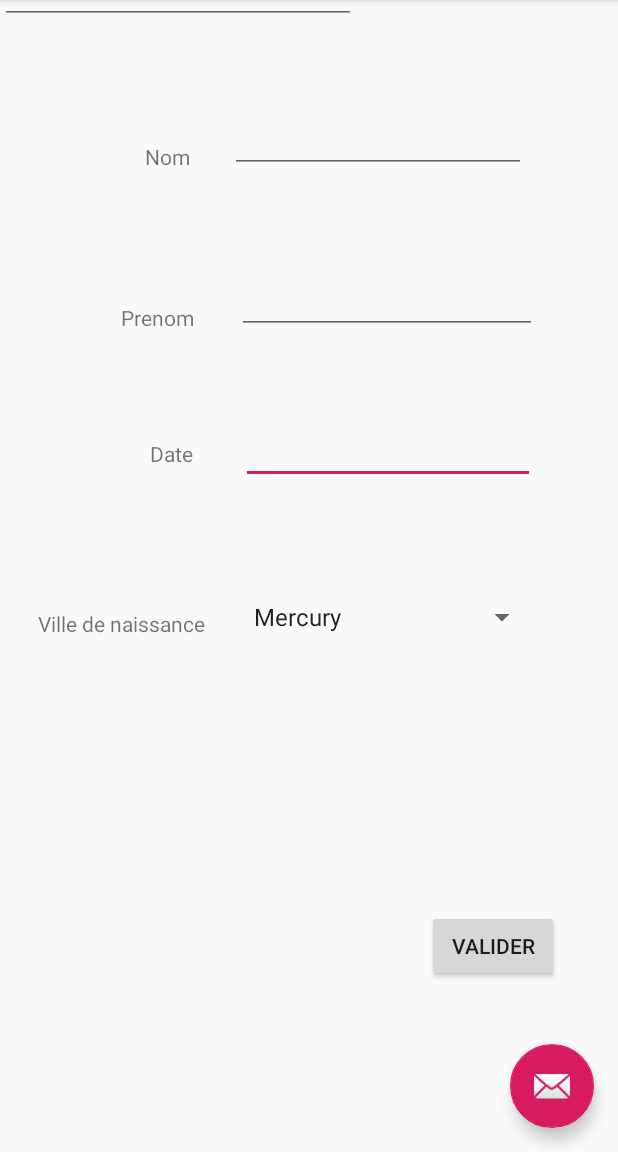
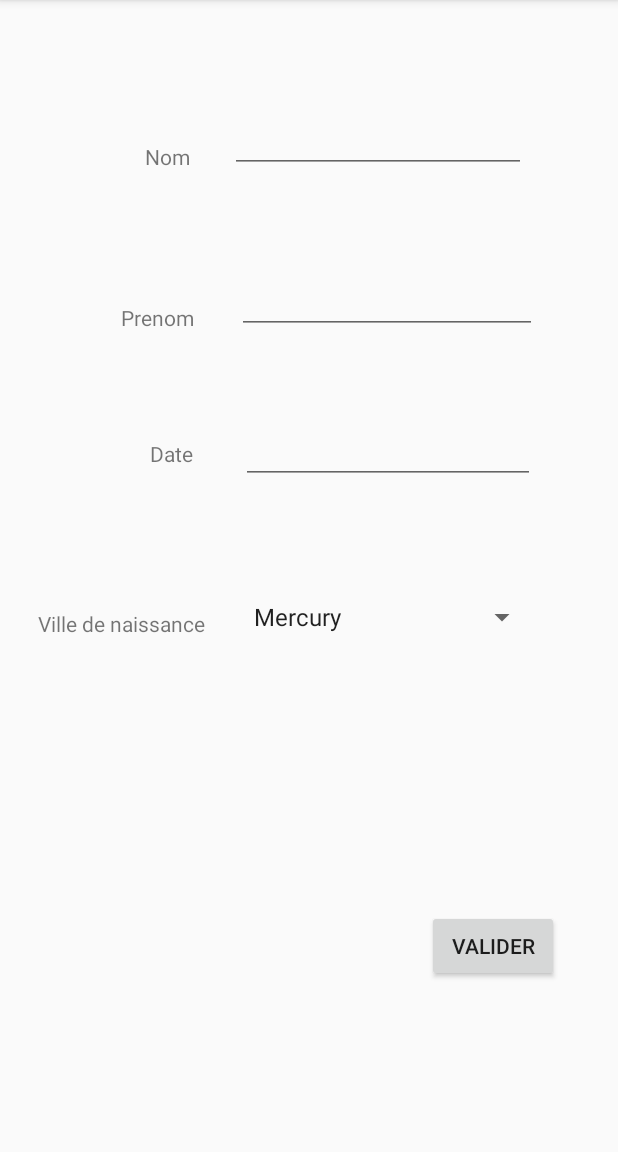
Before and after one commit to thomasguessant35/MathieuEtThomasMMM, an Android app: the screen it shows after launch (MainActivity), in the options menu, after a tap on "Réinitialiser", on a phone screen of 412 x 824 dp, the part 84-1236 px from its top. Run offline under Robolectric (Android 15) with nearby library versions, the phone set to English and light mode, and no system bars; our stand-ins replace ButterKnife.

Commit message:
V1 Question 1.4.
TODO : num tèl & reset & Question 1.2.

```diff
--- a/app/build.gradle
+++ b/app/build.gradle
@@ -35,4 +35,6 @@ dependencies {
     androidTestImplementation 'androidx.test.espresso:espresso-core:3.1.1'
     implementation 'com.jakewharton:butterknife:10.2.0'
     annotationProcessor 'com.jakewharton:butterknife-compiler:10.2.0'
+    implementation 'androidx.navigation:navigation-fragment:2.0.0'
+    implementation 'androidx.navigation:navigation-ui:2.1.0'
 }
--- /dev/null
+++ b/app/src/main/java/com/example/mathieuetthomas/Display.java
@@ -0,0 +1,64 @@
+    package com.example.mathieuetthomas;
+
+    import android.content.Context;
+    import android.net.Uri;
+    import android.os.Bundle;
+    import android.view.LayoutInflater;
+    import android.view.View;
+    import android.view.ViewGroup;
+    import android.widget.TextView;
+    import androidx.fragment.app.Fragment;
+    import butterknife.BindView;
+
+    public class Display extends Fragment {
+
+        private OnDisplayInteractionListener mListener;
+
+    public Display () {
+
+    }
+
+    @Override
+    public void onCreate(Bundle savedInstanceState) {
+        super.onCreate(savedInstanceState);
+    }
+
+    @Override
+    public View onCreateView(LayoutInflater inflater, ViewGroup container,
+                             Bundle savedInstanceState) {
+        View view = inflater.inflate(R.layout.fragment_display, container, false);
+        if (getArguments() != null) {
+            TextView nomSaisi = view.findViewById(R.id.displayNom);
+            TextView prenomSaisi = view.findViewById(R.id.displayPrenom);
+            TextView dateSaisie = view.findViewById(R.id.displayDateNaissance);
+            TextView villeSaisie = view.findViewById(R.id.displayVilleNaissance);
+            nomSaisi.setText(getArguments().getString("nomSaisi"));
+            prenomSaisi.setText(getArguments().getString("prenomSaisi"));
+            dateSaisie.setText(getArguments().getString("dateSaisie"));
+            villeSaisie.setText(getArguments().getString("villeSaisie"));
+        }
+        return view;
+    }
+
+    @Override
+    public void onAttach(Context context) {
+        super.onAttach(context);
+        if (context instanceof OnDisplayInteractionListener) {
+            mListener = (OnDisplayInteractionListener) context;
+        } else {
+            throw new RuntimeException(context.toString()
+                    + " must implement OnFragmentInteractionListener");
+        }
+    }
+
+    @Override
+    public void onDetach() {
+        super.onDetach();
+        mListener = null;
+    }
+
+    public interface OnDisplayInteractionListener {
+        // TODO: Update argument type and name
+        void onDisplayInteraction(Uri uri);
+    }
+}
--- /dev/null
+++ b/app/src/main/java/com/example/mathieuetthomas/Home.java
@@ -0,0 +1,87 @@
+package com.example.mathieuetthomas;
+
+import android.content.Context;
+import android.net.Uri;
+import android.os.Bundle;
+import android.view.LayoutInflater;
+import android.view.MenuItem;
+import android.view.View;
+import android.view.ViewGroup;
+import android.widget.Button;
+import android.widget.EditText;
+import android.widget.Spinner;
+
+import androidx.fragment.app.Fragment;
+
+import butterknife.BindView;
+
+public class Home extends Fragment {
+
+    private OnHomeInteractionListener mListener;
+    @BindView(R.id.editText2) EditText nomSaisi;
+    @BindView(R.id.editText3) EditText prenomSaisi;
+    @BindView(R.id.editText) EditText dateSaisie;
+    @BindView(R.id.editText4) Spinner villeSaisie;
+
+    @Override
+    public View onCreateView(LayoutInflater inflater, ViewGroup container,
+                             Bundle savedInstanceState) {
+        // Inflate the layout for this fragment
+        View v =  inflater.inflate(R.layout.fragment_home, container, false);
+        this.nomSaisi = v.findViewById(R.id.editText2);
+        this.prenomSaisi = v.findViewById(R.id.editText3);
+        this.dateSaisie = v.findViewById(R.id.editText);
+        this.villeSaisie = v.findViewById(R.id.editText4);
+        Button b = v.findViewById(R.id.button);
+        b.setOnClickListener(new View.OnClickListener() {
+            @Override
+            public void onClick(View view) {
+                onButtonPressed(null);
+            }
+        });
+
+        return v;
+    }
+
+    // TODO: Rename method, update argument and hook method into UI event
+    public void onButtonPressed(Uri uri) {
+        if (mListener != null) {
+            String nomSaisiString = this.nomSaisi.getText().toString();
+            String prenomSaisiString = this.prenomSaisi.getText().toString();
+            String dateSaisieString = this.dateSaisie.getText().toString();
+            String villeSaisie = this.villeSaisie.getSelectedItem().toString();
+            mListener.onHomeActivityInteraction(uri, nomSaisiString, prenomSaisiString, dateSaisieString, villeSaisie);
+        }
+    }
+
+    @Override
+    public void onAttach(Context context) {
+        super.onAttach(context);
+        if (context instanceof OnHomeInteractionListener) {
+            mListener = (OnHomeInteractionListener) context;
+        } else {
+            throw new RuntimeException(context.toString()
+                    + " must implement OnFragmentInteractionListener");
+        }
+    }
+
+    @Override
+    public boolean onOptionsItemSelected(MenuItem item) {
+        // Handle action bar item clicks here. The action bar will
+        // automatically handle clicks on the Home/Up button, so long
+        // as you specify a parent activity in AndroidManifest.xml.
+        int id = item.getItemId();
+
+        //noinspection SimplifiableIfStatement
+        if (id == R.id.action_settings) {
+            return true;
+        }
+
+        return super.onOptionsItemSelected(item);
+    }
+
+    public interface OnHomeInteractionListener {
+        // TODO: Update argument type and name
+        void onHomeActivityInteraction(Uri uri, String nomSaisi, String prenomSaisi, String dateSaisie, String villeSaisie);
+    }
+}
--- a/app/src/main/java/com/example/mathieuetthomas/MainActivity.java
+++ b/app/src/main/java/com/example/mathieuetthomas/MainActivity.java
@@ -1,61 +1,32 @@
 package com.example.mathieuetthomas;
 
-import android.content.Intent;
+import android.net.Uri;
 import android.os.Bundle;
 import android.text.InputType;
 import android.view.Menu;
 import android.view.MenuItem;
-import android.view.View;
 import android.view.ViewGroup;
 import android.widget.Button;
 import android.widget.EditText;
-import android.widget.Spinner;
 import android.widget.LinearLayout;
-import android.widget.TextView;
-import android.widget.Toast;
 
 import androidx.appcompat.app.AppCompatActivity;
-import androidx.appcompat.widget.Toolbar;
-
-import com.google.android.material.floatingactionbutton.FloatingActionButton;
-import com.google.android.material.snackbar.Snackbar;
+import androidx.navigation.NavController;
+import androidx.navigation.Navigation;
 
 import butterknife.BindView;
-import butterknife.ButterKnife;
-import butterknife.OnClick;
 
-public class MainActivity extends AppCompatActivity {
+public class MainActivity extends AppCompatActivity implements Home.OnHomeInteractionListener, Display.OnDisplayInteractionListener {
 
-    @BindView(R.id.textView2) TextView nom;
-    @BindView(R.id.textView) TextView prenom;
-    @BindView(R.id.textView4) TextView date;
-    @BindView(R.id.textView6) TextView ville_de_naissance;
-    @BindView(R.id.editText2) EditText nomSaisi;
-    public static final String NOM_SAISI = "com.example.mathieuetthomas.NOM_SAISI";
-    @BindView(R.id.editText3) EditText prenomSaisi;
-    public static final String PRENOM_SAISI = "com.example.mathieuetthomas.PRENOM_SAISI";
-    @BindView(R.id.editText) EditText dateSaisie;
-    public static final String DATE_SAISIE = "com.example.mathieuetthomas.DATE_SAISIE";
-    @BindView(R.id.editText4) Spinner villeSaisie;
-    public static final String VILLE_SAISIE = "com.example.mathieuetthomas.VILLE_SAISIE";
+    private NavController navController;
+
     @BindView(R.id.button) Button valider;
 
     @Override
     protected void onCreate(Bundle savedInstanceState) {
         super.onCreate(savedInstanceState);
         setContentView(R.layout.activity_main);
-        Toolbar toolbar = findViewById(R.id.toolbar);
-        setSupportActionBar(toolbar);
-        ButterKnife.bind(this);
-
-        FloatingActionButton fab = findViewById(R.id.fab);
-        fab.setOnClickListener(new View.OnClickListener() {
-            @Override
-            public void onClick(View view) {
-                Snackbar.make(view, "Replace with your own action", Snackbar.LENGTH_LONG)
-                        .setAction("Action", null).show();
-            }
-        });
+        navController = Navigation.findNavController(this, R.id.nav_host_fragment);
     }
 
     @Override
@@ -66,36 +37,22 @@ public class MainActivity extends AppCompatActivity {
     }
 
     @Override
-    public boolean onOptionsItemSelected(MenuItem item) {
-        // Handle action bar item clicks here. The action bar will
-        // automatically handle clicks on the Home/Up button, so long
-        // as you specify a parent activity in AndroidManifest.xml.
-        int id = item.getItemId();
-
-        //noinspection SimplifiableIfStatement
-        if (id == R.id.action_settings) {
-            return true;
-        }
-
-        return super.onOptionsItemSelected(item);
+    public void onHomeActivityInteraction(Uri uri, String nomSaisi, String prenomSaisi, String dateSaisie, String villeSaisie) {
+        Bundle bundle = new Bundle();
+        bundle.putString("nomSaisi", nomSaisi);
+        bundle.putString("prenomSaisi", prenomSaisi);
+        bundle.putString("dateSaisie", dateSaisie);
+        bundle.putString("villeSaisie", villeSaisie);
+        navController.navigate(R.id.action_home_to_display, bundle);
     }
 
-    @OnClick(R.id.button)
-    public void valider(View view) {
-        //Toast.makeText(getApplicationContext(), "Nom: " + nomSaisi.getText() + "Prénom: " + prenomSaisi.getText() + "Date: " + dateSaisie.getText() + "Ville: " + villeSaisie.getSelectedItem().toString(), Toast.LENGTH_LONG).show();
-        Intent displayIntent = new Intent(this, DisplayActivity.class);
-        displayIntent.putExtra(NOM_SAISI, this.nomSaisi.getText().toString());
-        displayIntent.putExtra(PRENOM_SAISI, this.prenomSaisi.getText().toString());
-        displayIntent.putExtra(VILLE_SAISIE, this.villeSaisie.getSelectedItem().toString());
-        displayIntent.putExtra(DATE_SAISIE, this.dateSaisie.getText().toString());
-        startActivity(displayIntent);
+    @Override
+    public void onDisplayInteraction(Uri uri) {
+        navController.navigate(R.id.action_display_to_home);
     }
 
     public void reset(MenuItem item) {
-        nomSaisi.getText().clear();
-        prenomSaisi.getText().clear();
-        dateSaisie.getText().clear();
-        villeSaisie.setSelection(0);
+        // TODO
     }
 
     public void addPhoneNumber(MenuItem item) {
--- a/app/src/main/res/layout/activity_main.xml
+++ b/app/src/main/res/layout/activity_main.xml
@@ -1,41 +1,22 @@
 <?xml version="1.0" encoding="utf-8"?>
-<androidx.coordinatorlayout.widget.CoordinatorLayout xmlns:android="http://schemas.android.com/apk/res/android"
+<androidx.constraintlayout.widget.ConstraintLayout xmlns:android="http://schemas.android.com/apk/res/android"
     xmlns:app="http://schemas.android.com/apk/res-auto"
     xmlns:tools="http://schemas.android.com/tools"
     android:layout_width="match_parent"
     android:layout_height="match_parent"
     tools:context=".MainActivity">
 
-    <com.google.android.material.appbar.AppBarLayout
-        android:layout_width="match_parent"
-        android:layout_height="wrap_content"
-        android:theme="@style/AppTheme.AppBarOverlay">
+    <fragment
+        android:id="@+id/nav_host_fragment"
+        android:name="androidx.navigation.fragment.NavHostFragment"
+        android:layout_width="0dp"
+        android:layout_height="0dp"
+        app:layout_constraintLeft_toLeftOf="parent"
+        app:layout_constraintRight_toRightOf="parent"
+        app:layout_constraintTop_toTopOf="parent"
+        app:layout_constraintBottom_toBottomOf="parent"
 
-        <androidx.appcompat.widget.Toolbar
-            android:id="@+id/toolbar"
-            android:layout_width="match_parent"
-            android:layout_height="?attr/actionBarSize"
-            android:background="?attr/colorPrimary"
-            app:popupTheme="@style/AppTheme.PopupOverlay" />
+        app:defaultNavHost="true"
+        app:navGraph="@navigation/navigation" />
 
-    </com.google.android.material.appbar.AppBarLayout>
-
-    <include layout="@layout/content_main" />
-
-    <com.google.android.material.floatingactionbutton.FloatingActionButton
-        android:id="@+id/fab"
-        android:layout_width="wrap_content"
-        android:layout_height="wrap_content"
-        android:layout_gravity="bottom|end"
-        android:layout_margin="@dimen/fab_margin"
-        app:srcCompat="@android:drawable/ic_dialog_email" />
-
-    <EditText
-        android:id="@+id/DateInput"
-        android:layout_width="237dp"
-        android:layout_height="72dp"
-        android:ems="10"
-        android:inputType="date"
-        android:visibility="visible" />
-
-</androidx.coordinatorlayout.widget.CoordinatorLayout>
+</androidx.constraintlayout.widget.ConstraintLayout>
--- a/app/src/main/res/layout/content_main.xml
+++ b/app/src/main/res/layout/fragment_home.xml
@@ -2,11 +2,11 @@
 <androidx.constraintlayout.widget.ConstraintLayout xmlns:android="http://schemas.android.com/apk/res/android"
     xmlns:app="http://schemas.android.com/apk/res-auto"
     xmlns:tools="http://schemas.android.com/tools"
-    android:id="@+id/rootLayout"
+    android:id="@+id/frameLayout"
     android:layout_width="match_parent"
     android:layout_height="match_parent"
     app:layout_behavior="@string/appbar_scrolling_view_behavior"
-    tools:context=".MainActivity"
+    tools:context=".Home"
     tools:showIn="@layout/activity_main">
 
     <TextView
@@ -127,7 +127,6 @@
         android:layout_marginStart="284dp"
         android:layout_marginEnd="39dp"
         android:layout_marginBottom="113dp"
-        android:onClick="valider"
         android:text="Valider"
         app:layout_constraintBottom_toBottomOf="parent"
         app:layout_constraintEnd_toEndOf="parent"
--- a/app/src/main/res/menu/menu_main.xml
+++ b/app/src/main/res/menu/menu_main.xml
@@ -1,7 +1,7 @@
 <menu xmlns:android="http://schemas.android.com/apk/res/android"
     xmlns:app="http://schemas.android.com/apk/res-auto"
     xmlns:tools="http://schemas.android.com/tools"
-    tools:context="com.example.mathieuetthomas.MainActivity">
+    tools:context="com.example.mathieuetthomas.Home">
     <item
         android:id="@+id/action_settings"
         android:orderInCategory="100"
--- /dev/null
+++ b/app/src/main/res/navigation/navigation.xml
@@ -0,0 +1,37 @@
+<?xml version="1.0" encoding="utf-8"?>
+<navigation xmlns:android="http://schemas.android.com/apk/res/android"
+    xmlns:app="http://schemas.android.com/apk/res-auto"
+    xmlns:tools="http://schemas.android.com/tools"
+    android:id="@+id/navigation"
+    app:startDestination="@id/home">
+    <fragment
+        android:id="@+id/home"
+        android:name="com.example.mathieuetthomas.Home"
+        android:label="fragment_home"
+        tools:layout="@layout/fragment_home" >
+        <action
+            android:id="@+id/action_home_to_display"
+            app:destination="@id/display" />
+    </fragment>
+    <fragment
+        android:id="@+id/display"
+        android:name="com.example.mathieuetthomas.Display"
+        android:label="fragment_display"
+        tools:layout="@layout/fragment_display" >
+        <action
+            android:id="@+id/action_display_to_home"
+            app:destination="@id/home" />
+        <argument
+            android:name="nomSaisi"
+            app:argType="string" />
+        <argument
+            android:name="prenomSaisi"
+            app:argType="string" />
+        <argument
+            android:name="dateSaisie"
+            app:argType="string" />
+        <argument
+            android:name="villeSaisie"
+            app:argType="string" />
+    </fragment>
+</navigation>
```
Also changed, not shown: app/src/main/AndroidManifest.xml (+1 -8 lines), app/src/main/java/com/example/mathieuetthomas/DisplayActivity.java (deleted, +0 -46 lines), app/src/main/res/layout/activity_display.xml (deleted, +0 -33 lines), app/src/main/res/layout/fragment_display.xml (renamed from app/src/main/res/layout/content_display.xml, +22 -23 lines).
